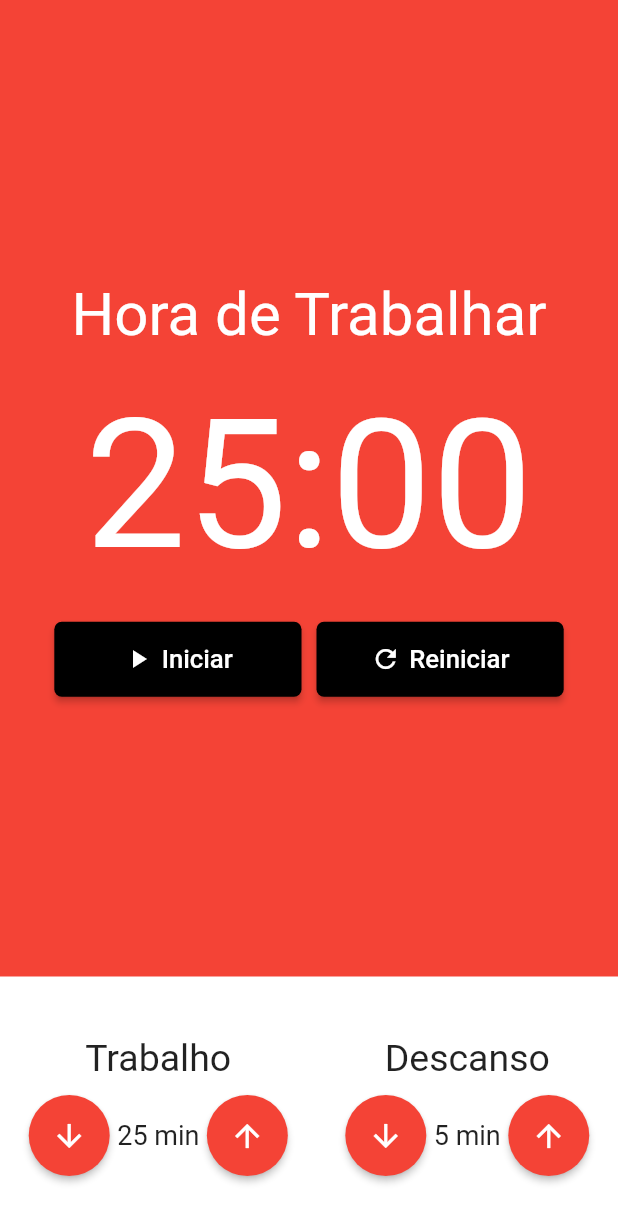
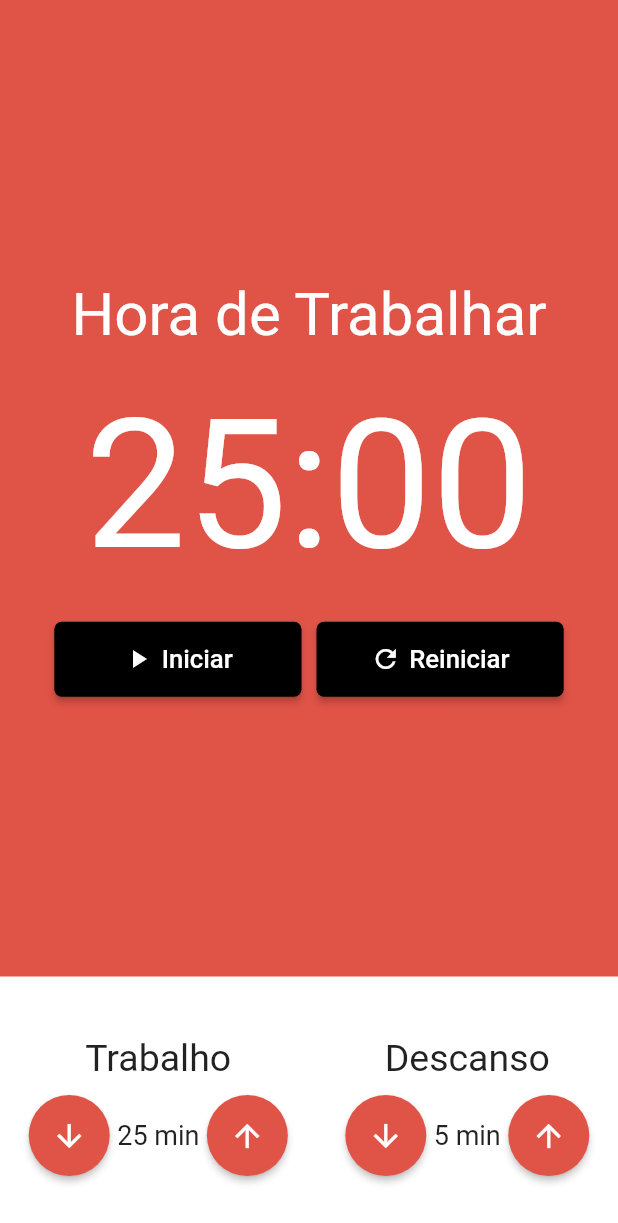
Before and after one commit to dhianapereira/my-flutter-notebook, a Flutter app: the screen it shows after launch, on a phone screen of 412 x 824 dp. Shown: the top 1223 px of the screen. Run offline on Flutter 3.47's test engine with Material 2 defaults, Android fonts, the phone set to English and light mode, and no system bars; our stand-ins replace flutter_mobx, get_it, mobx; generated files the repository leaves out were written again.

Commit message:
update: theme of the app

```diff
--- a/lib/core/app/app_widget.dart
+++ b/lib/core/app/app_widget.dart
@@ -1,9 +1,7 @@
 import 'package:flutter/material.dart';
 import 'package:flutter_mobx/flutter_mobx.dart';
-import 'package:get_it/get_it.dart';
 import 'package:pomodoro/pages/home_page.dart';
 import 'package:pomodoro/themes/app_themes.dart';
-import 'package:pomodoro/controllers/pomodoro.controller.dart';
 
 class AppWidget extends StatelessWidget {
   const AppWidget({Key? key}) : super(key: key);
@@ -15,9 +13,7 @@ class AppWidget extends StatelessWidget {
         return MaterialApp(
           debugShowCheckedModeBanner: false,
           title: 'pomodoro app',
-          theme: GetIt.I.get<PomodoroController>().isWorking
-              ? AppThemes.workTheme
-              : AppThemes.restTheme,
+          theme: AppThemes.defaultTheme,
           home: const HomePage(),
         );
       },
--- /dev/null
+++ b/lib/themes/app_colors.dart
@@ -0,0 +1,6 @@
+import 'package:flutter/material.dart';
+
+class AppColors {
+  static const Color rest = Color(0xFF6DBDC7);
+  static const Color work = Color(0xFFE05347);
+}
--- a/lib/themes/app_themes.dart
+++ b/lib/themes/app_themes.dart
@@ -1,29 +1,26 @@
 import 'package:flutter/material.dart';
+import 'package:get_it/get_it.dart';
+import 'package:pomodoro/themes/app_colors.dart';
+import 'package:pomodoro/controllers/pomodoro.controller.dart';
 
 class AppThemes {
-  static ThemeData get workTheme {
+  static ThemeData get defaultTheme {
+    Color? color;
+
+    if (GetIt.I.get<PomodoroController>().isWorking) {
+      color = AppColors.work;
+    } else {
+      color = AppColors.rest;
+    }
+
     return ThemeData(
-      primarySwatch: Colors.red,
-      scaffoldBackgroundColor: Colors.red,
+      primaryColor: color,
+      scaffoldBackgroundColor: color,
       elevatedButtonTheme: ElevatedButtonThemeData(
         style: ElevatedButton.styleFrom(
           shape: const CircleBorder(),
           padding: const EdgeInsets.all(15),
-          primary: Colors.red,
-        ),
-      ),
-    );
-  }
-
-  static ThemeData get restTheme {
-    return ThemeData(
-      primarySwatch: Colors.green,
-      scaffoldBackgroundColor: Colors.green,
-      elevatedButtonTheme: ElevatedButtonThemeData(
-        style: ElevatedButton.styleFrom(
-          shape: const CircleBorder(),
-          padding: const EdgeInsets.all(15),
-          primary: Colors.green,
+          primary: color,
         ),
       ),
     );
```
